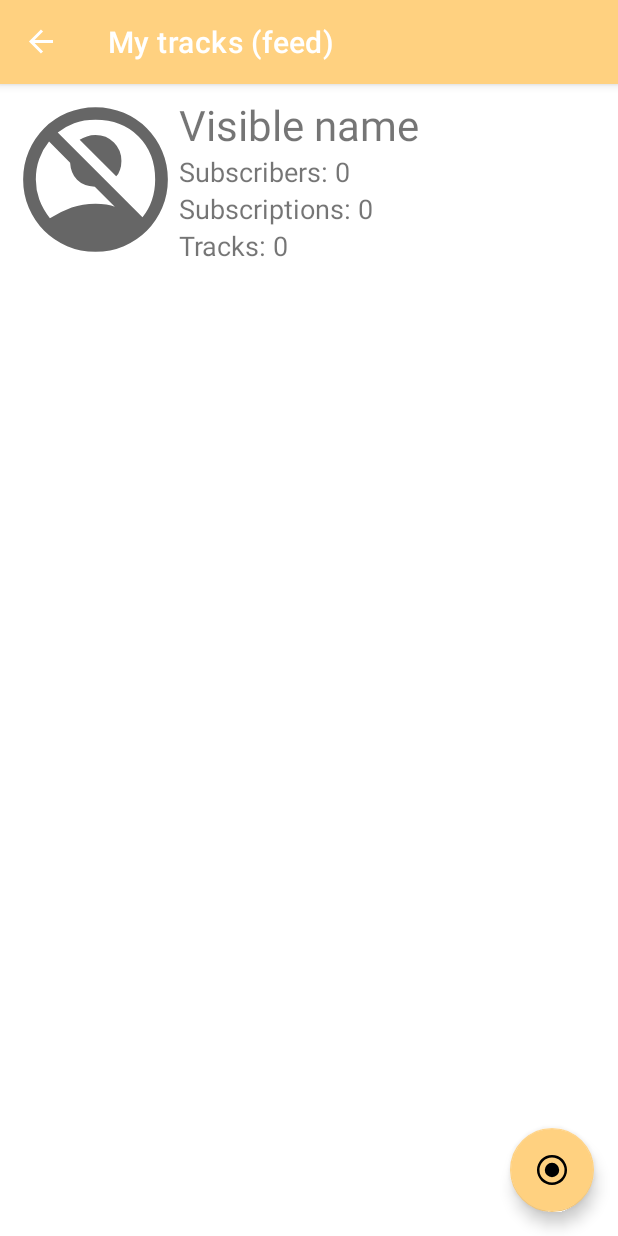
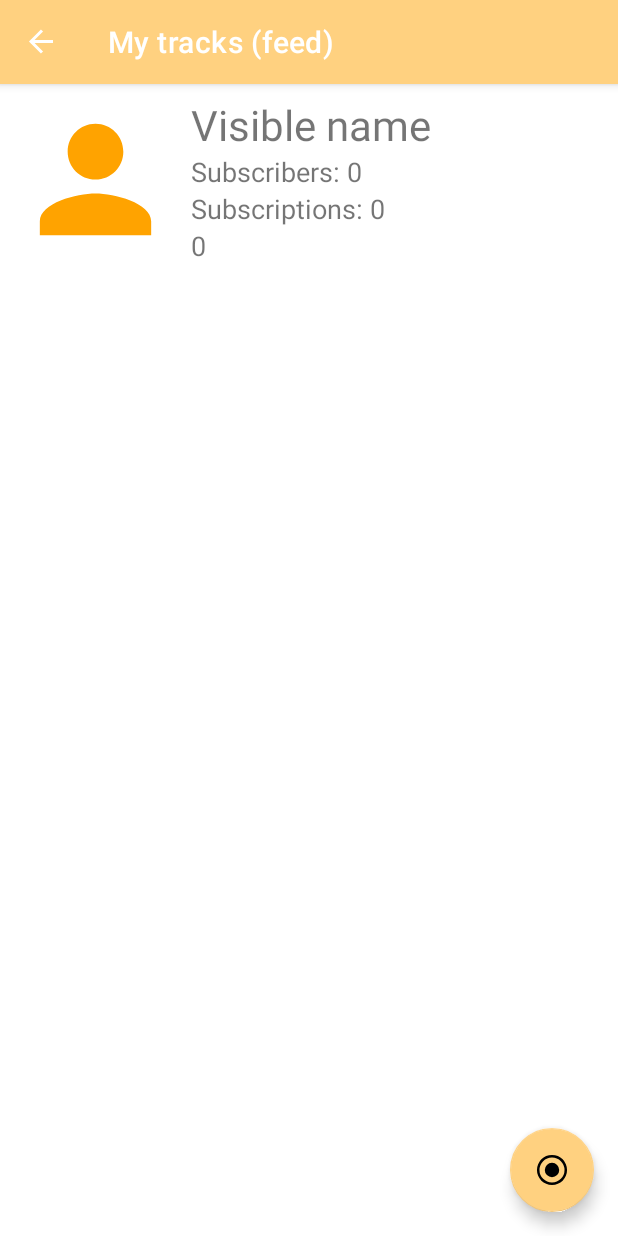
Before and after one commit to palevominimale/SEALSGallery, an Android app: the UserFeedFragment screen opened through its navigation route, on a phone screen of 412 x 824 dp. Run offline under Robolectric (Android 15) with nearby library versions, the phone set to English and light mode, and no system bars; our stand-ins replace Firebase (no records; nobody signed in at launch, a user with empty details on screens opened directly), Picasso, Room's generated code, navigation-ui; 3 statements that could not run were skipped.

Commit message:
added load user info from firebase

```diff
--- a/app/src/main/java/app/seals/sealsgallery/ui/user_feed/UserFeedFragment.kt
+++ b/app/src/main/java/app/seals/sealsgallery/ui/user_feed/UserFeedFragment.kt
@@ -6,11 +6,19 @@ import android.util.Log
 import android.view.LayoutInflater
 import android.view.View
 import android.view.ViewGroup
+import android.widget.ImageView
+import android.widget.TextView
+import androidx.core.graphics.drawable.RoundedBitmapDrawable
+import androidx.core.graphics.drawable.RoundedBitmapDrawableFactory
 import androidx.fragment.app.Fragment
 import androidx.recyclerview.widget.LinearLayoutManager
 import androidx.recyclerview.widget.RecyclerView
 import app.seals.sealsgallery.R
 import app.seals.sealsgallery.ui.adapters.FeedRecyclerAdapter
+import com.squareup.picasso.Picasso
+import kotlinx.coroutines.CoroutineScope
+import kotlinx.coroutines.Dispatchers
+import kotlinx.coroutines.launch
 import org.koin.androidx.viewmodel.ext.android.viewModel
 
 class UserFeedFragment : Fragment() {
@@ -30,12 +38,48 @@ class UserFeedFragment : Fragment() {
     override fun onViewCreated(view: View, savedInstanceState: Bundle?) {
         super.onViewCreated(view, savedInstanceState)
         val recycler = view.findViewById<RecyclerView>(R.id.userpageRecyclerView)
+        val userAvatar = view.findViewById<ImageView>(R.id.userpageAvatar)
+        val userName = view.findViewById<TextView>(R.id.userpageUsername)
+        val userSubscribers = view.findViewById<TextView>(R.id.userpageSubscribers)
+        val userSubscriptions = view.findViewById<TextView>(R.id.userpageSubscriptions)
+        val userTracksNumber = view.findViewById<TextView>(R.id.userpageTotalTracks)
         val adapter = FeedRecyclerAdapter(vm.userFeed)
+
         recycler.adapter = adapter
         recycler.layoutManager = LinearLayoutManager(requireContext())
         vm.loadFeed()
+        vm.loadUserData()
+
         vm.userFeed.observe(viewLifecycleOwner) {
             adapter.notifyDataSetChanged()
         }
+        vm.userData.observe(viewLifecycleOwner) {
+            Log.e("MTFF", "$it")
+            var userPhoto : RoundedBitmapDrawable? = null
+            CoroutineScope(Dispatchers.IO).launch {
+                val bitmap = kotlin.runCatching {
+                    Picasso.get().load(it.photoLink).get()
+                }
+                val bitmapGet = bitmap.getOrNull()
+                userPhoto = if(bitmapGet != null) {
+                    RoundedBitmapDrawableFactory.create(requireContext().resources, bitmapGet)
+                        .apply {
+                            isCircular = true
+                        }
+                } else null
+            }.invokeOnCompletion {
+                requireActivity().runOnUiThread {
+                    if (userPhoto != null) {
+                        userAvatar.setImageDrawable(userPhoto)
+                    } else {
+                        userAvatar.setImageResource(R.drawable.ic_baseline_person_24)
+                    }
+                }
+            }
+            userName.text = it.name
+            userSubscriptions.text = it.listOfSubscriptions.size.toString()
+            userSubscribers.text = it.listOfSubscribers.size.toString()
+            userTracksNumber.text = vm.userFeed.value?.size.toString()
+        }
     }
 }
--- a/app/src/main/java/app/seals/sealsgallery/ui/user_feed/UserFeedViewModel.kt
+++ b/app/src/main/java/app/seals/sealsgallery/ui/user_feed/UserFeedViewModel.kt
@@ -3,9 +3,12 @@ package app.seals.sealsgallery.ui.user_feed
 import android.content.Context
 import androidx.lifecycle.MutableLiveData
 import androidx.lifecycle.ViewModel
+import app.seals.sealsgallery.R
 import app.seals.sealsgallery.domain.interfaces.FeedRepository
 import app.seals.sealsgallery.domain.models.PostDomainModel
+import app.seals.sealsgallery.domain.models.UserDomainModel
 import com.google.firebase.auth.FirebaseAuth
+import com.google.firebase.database.FirebaseDatabase
 
 class UserFeedViewModel(
     context: Context,
@@ -13,8 +16,26 @@ class UserFeedViewModel(
 ) : ViewModel() {
 
     val userFeed = MutableLiveData<List<PostDomainModel>>()
+    val userData = MutableLiveData<UserDomainModel>()
+    private val refMainNode = context.getString(
+        R.string.firebase_reference_name)
+    private val refTracksNode = context.getString(R.string.firebase_reference_tracks_name)
+    private val refUserDataNode = context.getString(R.string.firebase_reference_user_data)
+    private val db = FirebaseDatabase.getInstance()
     private val userFeedInternal = mutableListOf<PostDomainModel>()
     val auth = FirebaseAuth.getInstance()
+    private val ref = db.getReference(refMainNode)
+    private val refUserData = ref.child(auth.uid.toString()).child(refUserDataNode)
+
+    fun loadUserData() {
+        refUserData.get().addOnCompleteListener { snapshot ->
+            userData.postValue(snapshot.result.getValue(UserDomainModel::class.java))
+        }
+    }
+
+    fun loadUserDataByUid(uid: String) {
+        val refUserById = ref.child(uid).child(refUserDataNode)
+    }
 
     fun loadFeed() {
         userFeedInternal.clear()
--- a/app/src/main/res/layout/fragment_my_tracks_feed.xml
+++ b/app/src/main/res/layout/fragment_my_tracks_feed.xml
@@ -18,12 +18,13 @@
                 android:padding="8dp">
                 <ImageView
                     android:id="@+id/userpageAvatar"
-                    android:layout_width="111dp"
+                    android:layout_width="119dp"
                     android:layout_height="111dp"
                     app:layout_constraintStart_toStartOf="parent"
                     app:layout_constraintTop_toTopOf="parent"
                     app:srcCompat="@drawable/no_accounts_48px"
-                    android:contentDescription="@string/personal_user_avatar"/>
+                    android:contentDescription="@string/personal_user_avatar"
+                    android:paddingRight="8dp"/>
                 <TextView
                     android:id="@+id/userpageUsername"
                     android:layout_width="wrap_content"
```
